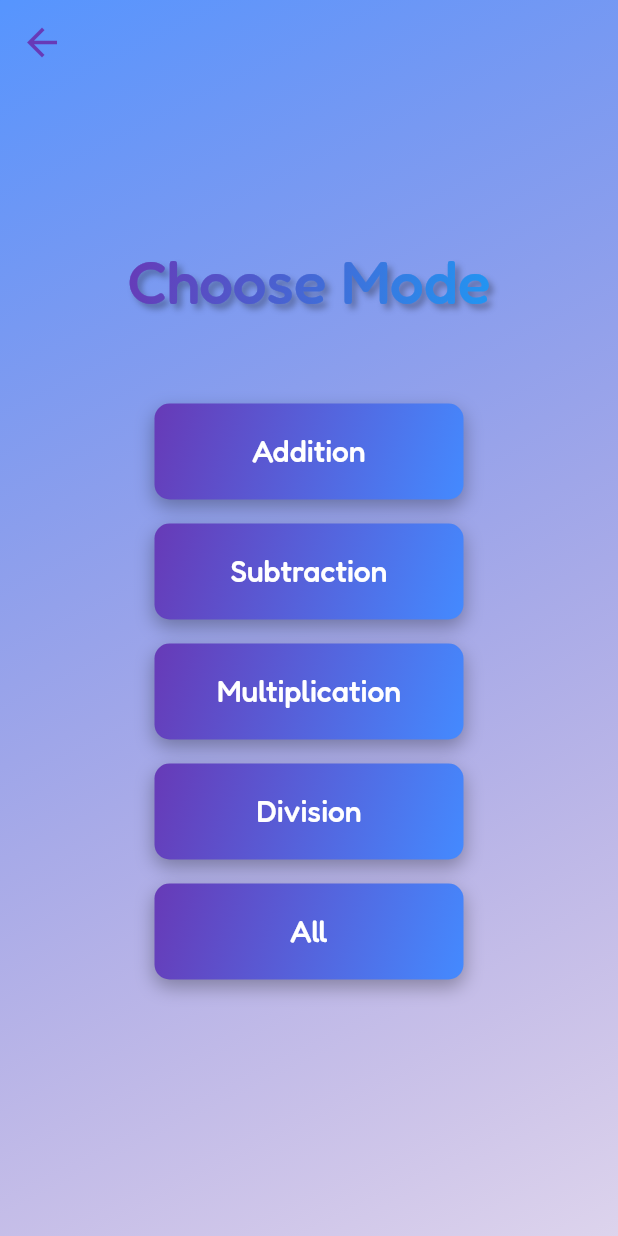
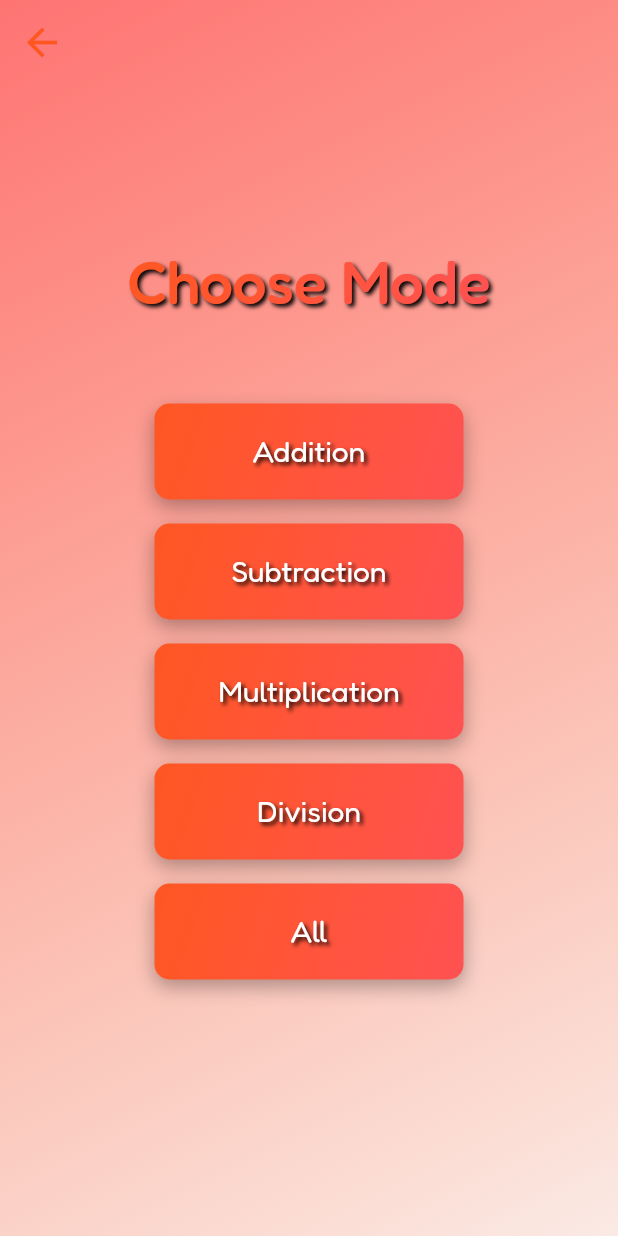
Before and after one commit to Samooh-9820060/technomaths, a Flutter app: the screen it shows after launch, after a tap on "Endless", on a phone screen of 412 x 824 dp. Run offline on Flutter 3.47's test engine with Material 2 defaults, Android fonts, the phone set to English and light mode, and no system bars; our stand-ins replace cloud_firestore, connectivity_plus, device_info_plus, firebase_core, google_fonts, google_mobile_ads and 2 more; missing offline and left inert: flutter_vibrate; accounts and stored records are empty.

Commit message:
settings theme updates
theme choosing mechanism created
-home page updated to use themes
- endless mode page updated to use themes
- game page updated halfway to use themes.
- settings page updated to use themes

```diff
--- a/lib/main.dart
+++ b/lib/main.dart
@@ -2,6 +2,9 @@ import 'package:firebase_core/firebase_core.dart';
 import 'package:flutter/material.dart';
 import 'package:google_mobile_ads/google_mobile_ads.dart';
 import 'package:technomaths/screens/home_screen.dart';
+import 'package:provider/provider.dart'; // <-- Import the provider package
+import 'package:technomaths/themes/red_theme.dart';
+import 'package:technomaths/utils/theme_notifier.dart'; // <-- Import your ThemeNotifier
 
 void main() async {
   WidgetsFlutterBinding.ensureInitialized();
@@ -15,14 +18,18 @@ class MyApp extends StatelessWidget {
 
   @override
   Widget build(BuildContext context) {
-    return MaterialApp(
-      title: 'TechnoMaths',
-      theme: ThemeData(
-        primarySwatch: Colors.deepPurple,
-        visualDensity: VisualDensity.adaptivePlatformDensity,
+    return ChangeNotifierProvider(
+      create: (_) => ThemeNotifier(redTheme),  // <-- Use blueTheme as the default theme
+      child: Consumer<ThemeNotifier>(
+        builder: (context, ThemeNotifier notifier, child) {
+          return MaterialApp(
+            title: 'TechnoMaths',
+            theme: notifier.getTheme(),  // <-- Use the theme from ThemeNotifier
+            home: const HomeScreen(),
+            debugShowCheckedModeBanner: false,
+          );
+        },
       ),
-      home: const HomeScreen(),
-      debugShowCheckedModeBanner: false,
     );
   }
 }
--- /dev/null
+++ b/lib/models/custom_theme_Data.dart
@@ -0,0 +1,11 @@
+import 'package:flutter/material.dart';
+
+class CustomThemeData {
+  final ThemeData themeData;
+  final Color positiveColor;
+
+  CustomThemeData({
+    required this.themeData,
+    required this.positiveColor,
+  });
+}
--- a/lib/screens/endless_mode_screen.dart
+++ b/lib/screens/endless_mode_screen.dart
@@ -5,18 +5,35 @@ import 'package:technomaths/screens/game_screen.dart';
 import 'package:technomaths/enums/game_mode.dart';
 import 'package:technomaths/enums/game_speed.dart';
 
+import '../themes/theme_data.dart'; // Import your theme data
+
 class EndlessModeScreen extends StatelessWidget {
   const EndlessModeScreen({Key? key}) : super(key: key);
 
   @override
   Widget build(BuildContext context) {
+    ThemeData currentTheme = Theme.of(context);
+
+    // Determine which custom theme is currently active
+    CustomTheme? activeTheme;
+    for (var theme in AppThemes.themes.entries) {
+      if (theme.value.themeData.primaryColor == currentTheme.primaryColor) {
+        activeTheme = theme.key;
+        break;
+      }
+    }
+
+    LinearGradient? backgroundGradient = activeTheme != null
+        ? AppThemes.buttonGradients[activeTheme]
+        : LinearGradient(colors: [Colors.grey, Colors.grey]);  // Default to a grey gradient if theme is undetermined
+
     return Scaffold(
       extendBodyBehindAppBar: true,
       appBar: AppBar(
         backgroundColor: Colors.transparent,
         elevation: 0,
         leading: IconButton(
-          icon: Icon(Icons.arrow_back, color: Colors.deepPurple, size: 30), // adjusted color to fit the design
+          icon: Icon(Icons.arrow_back, color: currentTheme.colorScheme.secondary, size: 30),
           onPressed: () => Navigator.pop(context),
         ),
       ),
@@ -25,7 +42,10 @@ class EndlessModeScreen extends StatelessWidget {
           gradient: LinearGradient(
             begin: Alignment.topLeft,
             end: Alignment.bottomRight,
-            colors: [Colors.blueAccent.withOpacity(0.9), Colors.deepPurple.withOpacity(0.2)],
+            colors: [
+              currentTheme.primaryColor.withOpacity(0.8),
+              currentTheme.colorScheme.secondary.withOpacity(0.1)
+            ],
           ),
         ),
         child: Center(
@@ -35,22 +55,19 @@ class EndlessModeScreen extends StatelessWidget {
               FittedBox(
                 fit: BoxFit.scaleDown,
                 child: ShaderMask(
-                  shaderCallback: (bounds) => LinearGradient(
-                    begin: Alignment.topLeft,
-                    end: Alignment.bottomRight,
-                    colors: [Colors.deepPurple, Colors.blue],
-                  ).createShader(Rect.fromLTWH(0, 0, bounds.width, bounds.height)),
+                  shaderCallback: (bounds) => backgroundGradient?.createShader(Rect.fromLTWH(0, 0, bounds.width, bounds.height))
+                      ?? LinearGradient(colors: [Colors.transparent]).createShader(Rect.fromLTWH(0, 0, bounds.width, bounds.height)),
                   child: Text(
                     'Choose Mode',
                     style: GoogleFonts.fredoka(
                       fontSize: 40,
                       fontWeight: FontWeight.w500,
-                      color: Colors.white, // Using shader mask to apply gradient
+                      color: Colors.white,
                       shadows: [
-                        BoxShadow(
-                          color: Colors.black.withOpacity(0.3),
-                          blurRadius: 5,
-                          offset: Offset(3, 3),
+                        Shadow(
+                          offset: Offset(2, 2),
+                          blurRadius: 3.0,
+                          color: Color.fromARGB(255, 0, 0, 0),
                         ),
                       ],
                     ),
--- a/lib/screens/home_screen.dart
+++ b/lib/screens/home_screen.dart
@@ -7,18 +7,38 @@ import 'package:technomaths/widgets/animated_buttons.dart';
 import 'package:flutter/services.dart'; // Required for SystemNavigator
 import 'package:technomaths/screens/endless_mode_screen.dart';
 
+import '../themes/theme_data.dart';
+
 class HomeScreen extends StatelessWidget {
   const HomeScreen({Key? key}) : super(key: key);
 
   @override
   Widget build(BuildContext context) {
+    ThemeData currentTheme = Theme.of(context);
+
+    // Determine which custom theme is currently active
+    CustomTheme? activeTheme;
+    for (var theme in AppThemes.themes.entries) {
+      if (theme.value.themeData.primaryColor == currentTheme.primaryColor) {
+        activeTheme = theme.key;
+        break;
+      }
+    }
+
+    LinearGradient? backgroundGradient = activeTheme != null
+        ? AppThemes.buttonGradients[activeTheme]
+        : LinearGradient(colors: [Colors.grey, Colors.grey]);  // Default to a grey gradient if theme is undetermined
+
     return Scaffold(
       body: Container(
         decoration: BoxDecoration(
           gradient: LinearGradient(
             begin: Alignment.topLeft,
             end: Alignment.bottomRight,
-            colors: [Colors.blueAccent.withOpacity(0.9), Colors.deepPurple.withOpacity(0.2)],
+            colors: [
+              currentTheme.primaryColor.withOpacity(0.8),  // Lightened this opacity a bit
+              currentTheme.colorScheme.secondary.withOpacity(0.1)  // Lightened this opacity more
+            ],
           ),
         ),
         child: Center(
@@ -28,20 +48,20 @@ class HomeScreen extends StatelessWidget {
               FittedBox(
                 fit: BoxFit.scaleDown,
                 child: ShaderMask(
-                  shaderCallback: (bounds) => LinearGradient(
-                    begin: Alignment.topLeft,
-                    end: Alignment.bottomRight,
-                    colors: [Colors.deepPurple, Colors.blue],
-                  ).createShader(Rect.fromLTWH(0, 0, bounds.width, bounds.height)),
+                  shaderCallback: (bounds) =>
+                  backgroundGradient?.createShader(Rect.fromLTWH(0, 0, bounds.width, bounds.height))
+                      ?? LinearGradient(colors: [Colors.transparent]).createShader(Rect.fromLTWH(0, 0, bounds.width, bounds.height)),
                   child: Text(
                     'TechnoMaths',
-                    style: GoogleFonts.fredoka(
-                        fontSize: 40, fontWeight: FontWeight.w500, color: Colors.white,
+                    style: currentTheme.textTheme.displayLarge?.copyWith(
+                      fontSize: 40,
+                      fontWeight: FontWeight.w500,
+                      color: currentTheme.colorScheme.onPrimary,
                       shadows: [
-                        BoxShadow(
-                          color: Colors.black.withOpacity(0.3),
-                          blurRadius: 5,
-                          offset: Offset(3, 3),
+                        Shadow(
+                          offset: Offset(2, 2),
+                          blurRadius: 3.0,
+                          color: Color.fromARGB(255, 0, 0, 0),
                         ),
                       ],
                     ),
--- /dev/null
+++ b/lib/themes/blue_theme.dart
@@ -0,0 +1,26 @@
+// blue_theme.dart
+
+import 'package:flutter/material.dart';
+
+import '../models/custom_theme_Data.dart';
+
+
+final CustomThemeData blueTheme = CustomThemeData(
+  themeData: ThemeData(
+    primaryColor: Colors.blueAccent,
+    backgroundColor: Colors.blue[50],
+    colorScheme: ColorScheme.light(
+      primary: Colors.blueAccent,
+      secondary: Colors.deepPurple,
+      onPrimary: Colors.white,
+      surface: Colors.blueGrey[50]!,
+    ),
+  ),
+  positiveColor: Colors.green,
+);
+
+final LinearGradient blueButtonGradient = LinearGradient(
+  colors: [Colors.deepPurple, Colors.blueAccent],
+  begin: Alignment.topLeft,
+  end: Alignment.bottomRight,
+);
--- /dev/null
+++ b/lib/themes/green_theme.dart
@@ -0,0 +1,22 @@
+import 'package:flutter/material.dart';
+import '../models/custom_theme_Data.dart';  // Assuming this is the correct path to your custom theme data model
+
+final CustomThemeData greenTheme = CustomThemeData(
+  themeData: ThemeData(
+    primaryColor: Colors.greenAccent,
+    backgroundColor: Colors.green[50],  // Adjusted background color for green theme
+    colorScheme: ColorScheme.light(
+      primary: Colors.greenAccent,
+      secondary: Colors.teal,
+      onPrimary: Colors.white,
+      surface: Colors.green[50]!,  // Adjusted surface color; note: there's no `greenGrey` color in Flutter by default. You might need to adjust this.
+    ),
+  ),
+  positiveColor: Colors.green,
+);
+
+final LinearGradient greenButtonGradient = LinearGradient(
+  colors: [Colors.teal, Colors.greenAccent],
+  begin: Alignment.topLeft,
+  end: Alignment.bottomRight,
+);
--- /dev/null
+++ b/lib/themes/red_theme.dart
@@ -0,0 +1,22 @@
+import 'package:flutter/material.dart';
+import '../models/custom_theme_Data.dart';  // Assuming this is the correct path to your custom theme data model
+
+final CustomThemeData redTheme = CustomThemeData(
+  themeData: ThemeData(
+    primaryColor: Colors.redAccent,
+    backgroundColor: Colors.red[50],  // Added background color for red theme
+    colorScheme: ColorScheme.light(
+      primary: Colors.redAccent,
+      secondary: Colors.deepOrange,
+      onPrimary: Colors.white,
+      surface: Colors.red[100]!,  // Adjusted surface color for the red theme
+    ),
+  ),
+  positiveColor: Colors.green,  // Using green as positive color as it's a universal positive signal
+);
+
+final LinearGradient redButtonGradient = LinearGradient(
+  colors: [Colors.deepOrange, Colors.redAccent],
+  begin: Alignment.topLeft,
+  end: Alignment.bottomRight,
+);
--- /dev/null
+++ b/lib/themes/theme_data.dart
@@ -0,0 +1,28 @@
+// themes/theme_data.dart
+
+import 'package:flutter/material.dart';
+import '../models/custom_theme_Data.dart';
+import 'blue_theme.dart';
+import 'green_theme.dart';
+import 'red_theme.dart';
+
+enum CustomTheme { Blue, Green, Red }
+
+class AppThemes {
+  static final Map<CustomTheme, CustomThemeData> themes = {
+    CustomTheme.Blue: blueTheme,
+    CustomTheme.Green: greenTheme,
+    CustomTheme.Red: redTheme,
+  };
+
+  static final Map<CustomTheme, LinearGradient> buttonGradients = {
+    CustomTheme.Blue: blueButtonGradient,
+    CustomTheme.Green: greenButtonGradient, // you need to define these in respective files
+    CustomTheme.Red: redButtonGradient,
+  };
+
+  // Add this to fetch background colors based on theme
+  static Color getBackgroundColor(CustomTheme theme) {
+    return themes[theme]?.themeData.backgroundColor ?? Colors.white;
+  }
+}
--- /dev/null
+++ b/lib/utils/theme_notifier.dart
@@ -0,0 +1,21 @@
+import 'package:flutter/material.dart';
+import 'package:technomaths/themes/theme_data.dart';  // Import the theme data file
+import 'package:technomaths/models/custom_theme_Data.dart';  // Import the CustomThemeData model
+
+class ThemeNotifier extends ChangeNotifier {
+  CustomThemeData _currentTheme;
+
+  ThemeNotifier(this._currentTheme);
+
+  ThemeData getTheme() => _currentTheme.themeData;  // Return the ThemeData inside CustomThemeData
+
+  CustomThemeData getCurrentTheme() => _currentTheme;  // If you ever want to get the whole CustomThemeData
+
+  setTheme(CustomThemeData theme) {
+    _currentTheme = theme;
+    notifyListeners();
+  }
+
+  // If needed, you can add additional methods to get the positiveColor or other properties from CustomThemeData
+  Color getPositiveColor() => _currentTheme.positiveColor;
+}
--- a/lib/widgets/animated_buttons.dart
+++ b/lib/widgets/animated_buttons.dart
@@ -1,5 +1,6 @@
 import 'package:flutter/material.dart';
 import 'package:google_fonts/google_fonts.dart';
+import '../themes/theme_data.dart';
 
 class AnimatedButton extends StatelessWidget {
   final String text;
@@ -9,6 +10,20 @@ class AnimatedButton extends StatelessWidget {
 
   @override
   Widget build(BuildContext context) {
+    ThemeData currentTheme = Theme.of(context);
+    // Determine which custom theme is currently active
+    CustomTheme? activeTheme;
+    for (var theme in AppThemes.themes.entries) {
+      if (theme.value.themeData.primaryColor == currentTheme.primaryColor) {
+        activeTheme = theme.key;
+        break;
+      }
+    }
+
+    LinearGradient gradient = activeTheme != null
+        ? AppThemes.buttonGradients[activeTheme]!
+        : LinearGradient(colors: [Colors.grey, Colors.grey]);  // Default to a grey gradient if theme is undetermined
+
     double screenWidth = MediaQuery.of(context).size.width;
     double fontSize = screenWidth < 360 ? 16 : 20;
 
@@ -18,12 +33,7 @@ class AnimatedButton extends StatelessWidget {
         width: screenWidth * 0.5,
         decoration: BoxDecoration(
           borderRadius: BorderRadius.circular(10),
-          gradient: LinearGradient(
-            colors: [Colors.deepPurple, Colors.blueAccent],
-            begin: Alignment.topLeft,
-            end: Alignment.bottomRight,
-          ),
-
+          gradient: gradient,
           boxShadow: [
             BoxShadow(
               color: Colors.black.withOpacity(0.3),
@@ -32,21 +42,31 @@ class AnimatedButton extends StatelessWidget {
             ),
           ],
         ),
-        child: ElevatedButton(
-          style: ElevatedButton.styleFrom(
-            padding: EdgeInsets.symmetric(horizontal: 30, vertical: 20),
-            primary: Colors.transparent,
-            shadowColor: Colors.transparent,
-            shape: RoundedRectangleBorder(
-              borderRadius: BorderRadius.circular(10),
-            ),
-          ),
-          onPressed: onPressed,
-          child: FittedBox(
-            fit: BoxFit.fitWidth,
-            child: Text(
-              text,
-              style: GoogleFonts.fredoka(fontSize: fontSize, color: Colors.white),
+        child: Material(
+          color: Colors.transparent,
+          child: InkWell(
+            onTap: onPressed,
+            borderRadius: BorderRadius.circular(10),
+            child: Container(
+              padding: EdgeInsets.symmetric(horizontal: 30, vertical: 20),
+              alignment: Alignment.center,
+              child: FittedBox(
+                fit: BoxFit.fitWidth,
+                child: Text(
+                  text,
+                  style: GoogleFonts.fredoka(
+                    fontSize: fontSize,
+                    color: currentTheme.colorScheme.onPrimary,
+                    shadows: [
+                      Shadow(
+                        offset: Offset(2, 2),
+                        blurRadius: 3.0,
+                        color: Color.fromARGB(255, 0, 0, 0),
+                      ),
+                    ],
+                  ),
+                ),
+              ),
             ),
           ),
         ),
--- a/pubspec.yaml
+++ b/pubspec.yaml
@@ -45,6 +45,7 @@ dependencies:
   google_mobile_ads: ^3.0.0
   device_info_plus: ^9.0.3
   uuid: ^3.0.7
+  provider: ^6.0.5
 
 dev_dependencies:
   flutter_test:
```
Also changed, not shown: lib/models/theme_manager.dart (added, +26 -0 lines), lib/screens/game_screen.dart (+39 -12 lines), lib/screens/settings_page.dart (+26 -25 lines), lib/utils/preferences_service.dart (added, +17 -0 lines), pubspec.lock.
